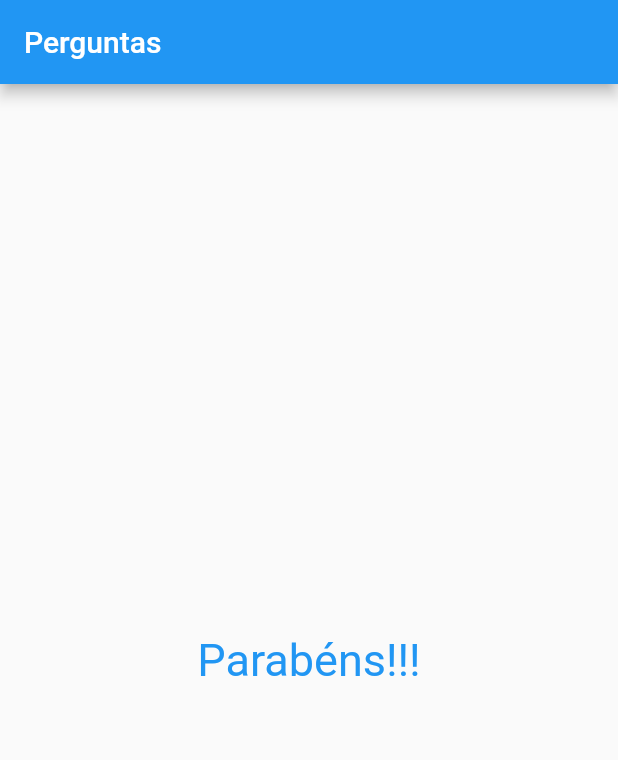
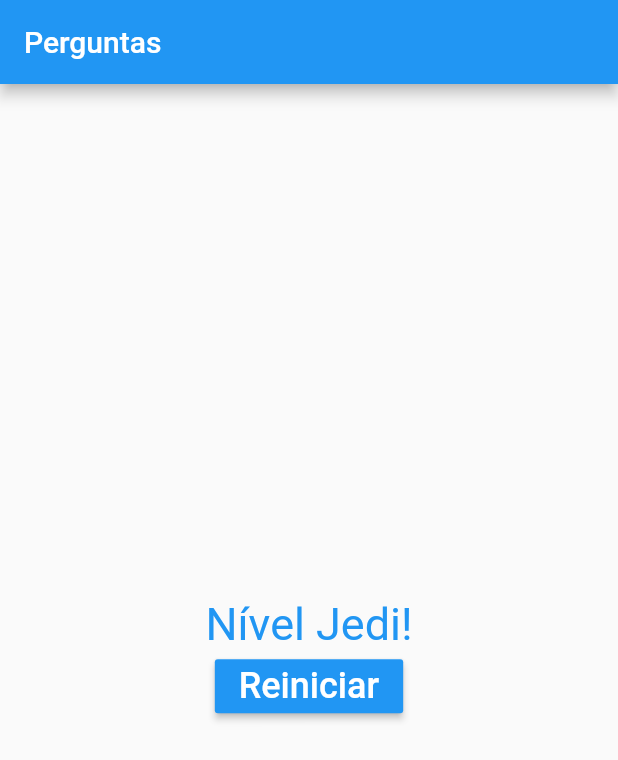
Before and after one commit to fredcoutinho52/projeto-perguntas, a Flutter app: the screen it shows after launch, after a tap on "Preto", after a tap on "Cobra", after a tap on "Léo", on a phone screen of 412 x 824 dp. Shown: the top 760 px of the screen. Run offline on Flutter 3.47's test engine with Material 2 defaults, Android fonts, the phone set to English and light mode, and no system bars.

Commit message:
Project finished

```diff
--- a/lib/main.dart
+++ b/lib/main.dart
@@ -7,29 +7,53 @@ main() => runApp(PerguntaApp());
 class PerguntaAppState extends State<PerguntaApp> {
 
   var _perguntaSelecionada = 0;
+  var _pontuacaoTotal = 0;
 
   final List<Map<String, Object>> _perguntas = const [
     {
       'texto': 'Qual é a sua cor favorita?',
-      'respostas': ['Preto', 'Vermelho', 'Verde', 'Branco'],
+      'respostas': [
+        { 'texto' : 'Preto', 'pontuacao': 10 },
+        { 'texto' : 'Vermelho', 'pontuacao': 5 },
+        { 'texto' : 'Verde', 'pontuacao': 3 },
+        { 'texto' : 'Branco', 'pontuacao': 1 },
+      ],
     },
     {
       'texto': 'Qual é o seu animal favorito?',
-      'respostas': ['Coelho', 'Cobra', 'Elefante', 'Leão'],
+      'respostas': [
+        { 'texto': 'Coelho', 'pontuacao': 10 },
+        { 'texto': 'Cobra', 'pontuacao': 5 },
+        { 'texto': 'Elefante', 'pontuacao': 3 },
+        { 'texto': 'Leão', 'pontuacao': 1 },
+      ],
     },
     {
       'texto': 'Qual é o seu instrutor favorito?',
-      'respostas': ['Maria', 'João', 'Léo', 'Pedro'],
+      'respostas': [
+        {'texto': 'Maria', 'pontuacao': 10 },
+        {'texto': 'João', 'pontuacao': 5 },
+        {'texto': 'Léo', 'pontuacao': 3 },
+        {'texto': 'Pedro', 'pontuacao': 1 },
+      ],
     },
   ];
 
-  void _responder() {
+  void _responder(int pontuacao) {
     if(hasPerguntaSelecionada) {
       // método que verifica mudança e altera o estado
       setState(() {
         _perguntaSelecionada++;
+        _pontuacaoTotal += pontuacao;
       });
     }
+  }
+
+  void _reiniciarQuestionario() {
+    setState(() {
+      _perguntaSelecionada = 0;
+      _pontuacaoTotal = 0;
+    });
   }
 
   bool get hasPerguntaSelecionada {
@@ -46,8 +70,12 @@ class PerguntaAppState extends State<PerguntaApp> {
           title: Text('Perguntas'),
         ),
         body: hasPerguntaSelecionada
-        ? Questionario(perguntas: _perguntas, perguntaSelecionada: _perguntaSelecionada, responder: _responder)
-        : Resultado(),
+        ? Questionario(
+          perguntas: _perguntas,
+          perguntaSelecionada: _perguntaSelecionada,
+          responder: _responder,
+        )
+        : Resultado(_pontuacaoTotal, _reiniciarQuestionario),
       ),
     );
   }
--- a/lib/questionario.dart
+++ b/lib/questionario.dart
@@ -5,7 +5,7 @@ import './resposta.dart';
 class Questionario extends StatelessWidget {
   final List<Map<String, Object>> perguntas;
   final int perguntaSelecionada;
-  final void Function() responder;
+  final void Function(int) responder;
 
   Questionario({
     @required this.perguntas,
@@ -19,12 +19,18 @@ class Questionario extends StatelessWidget {
 
   @override
   Widget build(BuildContext context) {
-    List<String> respostas = hasPerguntaSelecionada ? perguntas[perguntaSelecionada]['respostas'] : null;
+    List<Map<String, Object>> respostas = hasPerguntaSelecionada ? perguntas[perguntaSelecionada]['respostas'] : null;
 
     return Column(
       children: <Widget>[
         Questao(perguntas[perguntaSelecionada]['texto']),
-        ...respostas.map((texto) => Resposta(texto, responder)).toList(),
+        ...respostas
+          .map((resp) {
+            return Resposta(
+              resp['texto'],
+              () => responder(resp['pontuacao']),
+            );
+          }).toList(),
       ],
     );
   }
--- a/lib/resultado.dart
+++ b/lib/resultado.dart
@@ -1,16 +1,50 @@
 import 'package:flutter/material.dart';
 
 class Resultado extends StatelessWidget {
+  final int pontuacao;
+  final void Function() quandoReiniciarQuestionario;
+
+  Resultado(this.pontuacao, this.quandoReiniciarQuestionario);
+
+  String get fraseResultado {
+    if(pontuacao < 8) {
+      return 'Parabéns!';
+    } else if(pontuacao < 12) {
+      return 'Você é bom!';
+    } else if(pontuacao < 16) {
+      return 'Impressionante!';
+    } else {
+      return 'Nível Jedi!';
+    }
+  }
+
   @override
   Widget build(BuildContext context) {
-    return Center(
-      child: Text(
-        'Parabéns!!!',
-        style: TextStyle(
-          fontSize: 30,
-          color: Colors.blue
+    return Column(
+      mainAxisAlignment: MainAxisAlignment.center,
+      children: <Widget>[
+        Center(
+          child: Text(
+            fraseResultado,
+            style: TextStyle(
+              fontSize: 30,
+              color: Colors.blue
+            ),
+          ),
         ),
-      ),
+        RaisedButton(
+          child: Text(
+            'Reiniciar',
+            style: TextStyle(
+              fontSize: 24,
+              color: Colors.white,
+            ),
+          ),
+          color: Colors.blue,
+          textColor: Colors.blue,
+          onPressed: quandoReiniciarQuestionario,
+        ),
+      ],
     );
   }
 }
```
